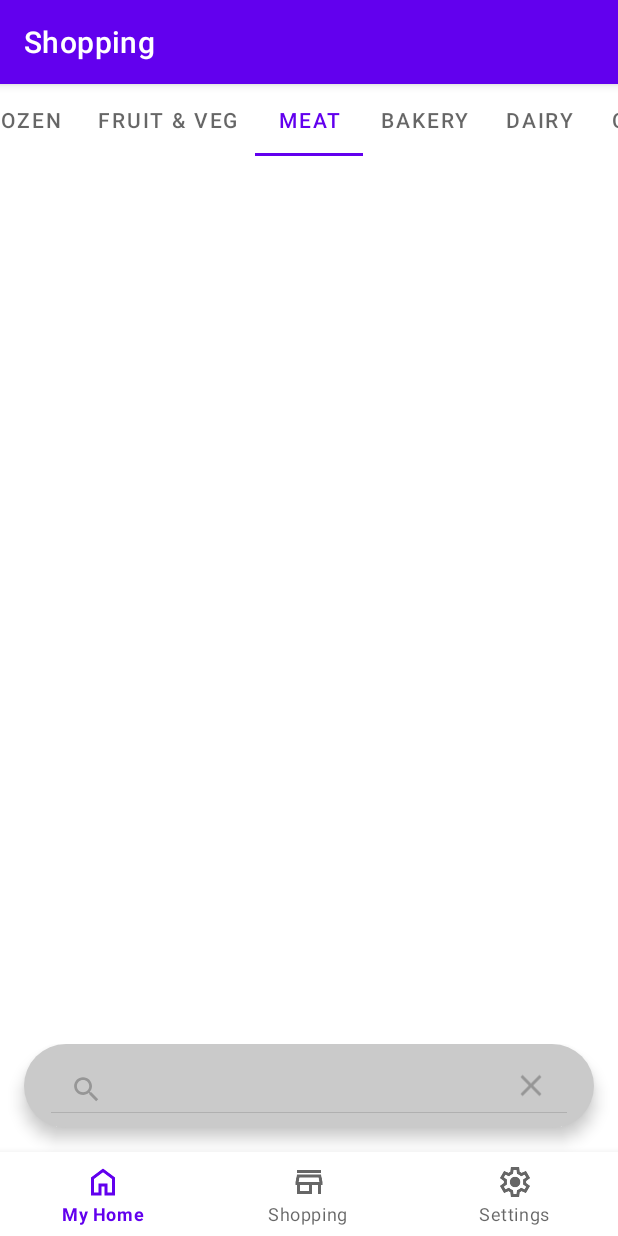
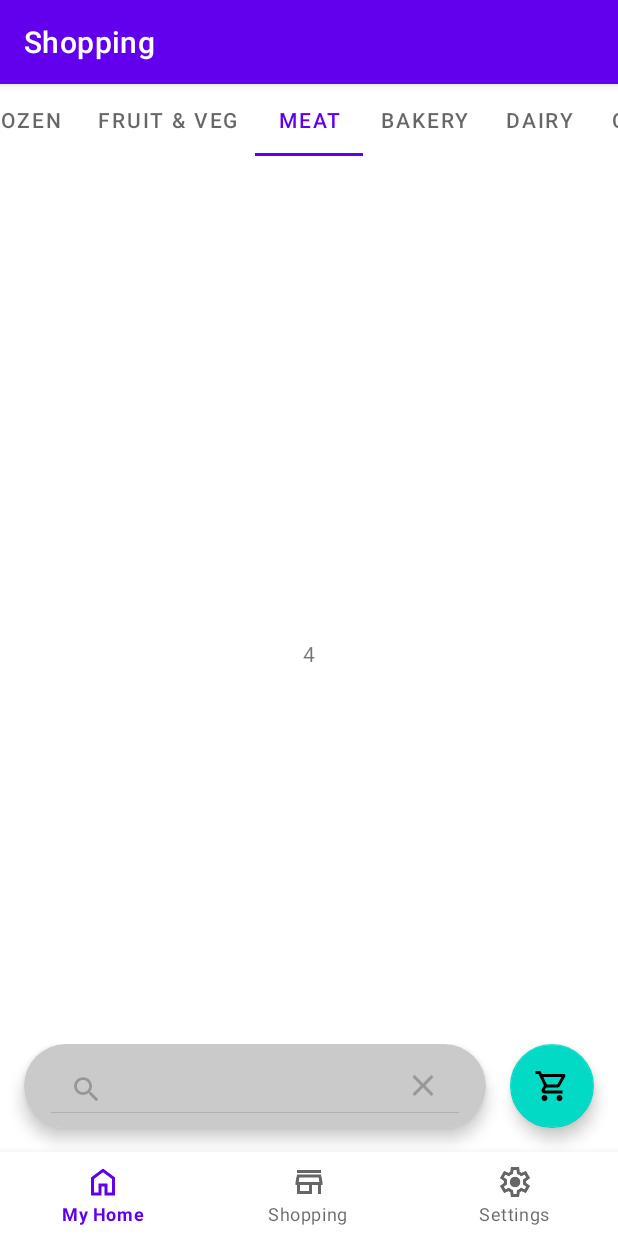
Before and after one commit to SEPP-SSH/Shared-Groceries, an Android app: the ShopFragment screen opened through its navigation route, after a tap on "Search", on a phone screen of 412 x 824 dp. Run offline under Robolectric (Android 15) with nearby library versions, the phone set to English and light mode, and no system bars; our stand-ins replace navigation-ui.

Commit message:
Started implementing the viewpager
Implemented basic version of the viewpager to swipe between item categories in the grocery browser

```diff
--- /dev/null
+++ b/Android/app/src/main/java/uk/co/xeiverse/ssh/ui/shop/CategoryFragment.java
@@ -0,0 +1,36 @@
+package uk.co.xeiverse.ssh.ui.shop;
+
+import android.os.Bundle;
+import android.view.LayoutInflater;
+import android.view.View;
+import android.view.ViewGroup;
+import android.widget.ArrayAdapter;
+import android.widget.ListView;
+import android.widget.TextView;
+
+import androidx.annotation.NonNull;
+import androidx.annotation.Nullable;
+import androidx.fragment.app.Fragment;
+
+import java.util.List;
+
+import uk.co.xeiverse.ssh.R;
+
+public class CategoryFragment extends Fragment {
+
+    public static final String ARG_OBJECT = "object";
+
+    @Nullable
+    @Override
+    public View onCreateView(@NonNull LayoutInflater inflater, @Nullable ViewGroup container,
+                             @Nullable Bundle savedInstanceState) {
+        return inflater.inflate(R.layout.tab_categories, container, false);
+    }
+
+    @Override
+    public void onViewCreated(@NonNull View view, @Nullable Bundle savedInstanceState) {
+        Bundle args = getArguments();
+        ((TextView) view.findViewById(R.id.text1))
+                .setText(Integer.toString(args.getInt(ARG_OBJECT)));
+    }
+}
--- /dev/null
+++ b/Android/app/src/main/java/uk/co/xeiverse/ssh/ui/shop/CategoryTabsAdapter.java
@@ -0,0 +1,38 @@
+package uk.co.xeiverse.ssh.ui.shop;
+
+import android.os.Bundle;
+
+import androidx.annotation.NonNull;
+import androidx.fragment.app.Fragment;
+import androidx.viewpager2.adapter.FragmentStateAdapter;
+
+import java.util.ArrayList;
+import java.util.List;
+
+public class CategoryTabsAdapter extends FragmentStateAdapter {
+
+    private List<String> categories = new ArrayList<>();
+
+    public CategoryTabsAdapter(@NonNull Fragment fragment, List<String> categories) {
+        super(fragment);
+
+        this.categories = categories;
+    }
+
+    @NonNull
+    @Override
+    public Fragment createFragment(int position) {
+        // Return a NEW fragment instance in createFragment(int).
+        Fragment fragment = new CategoryFragment();
+        Bundle args = new Bundle();
+        // The object is just an integer.
+        args.putInt(CategoryFragment.ARG_OBJECT, position + 1);
+        fragment.setArguments(args);
+        return fragment;
+    }
+
+    @Override
+    public int getItemCount() {
+        return categories.size();
+    }
+}
--- a/Android/app/src/main/java/uk/co/xeiverse/ssh/ui/shop/ShopFragment.java
+++ b/Android/app/src/main/java/uk/co/xeiverse/ssh/ui/shop/ShopFragment.java
@@ -8,17 +8,33 @@ import android.widget.SearchView;
 import android.widget.TextView;
 
 import androidx.annotation.NonNull;
+import androidx.annotation.Nullable;
 import androidx.fragment.app.Fragment;
 import androidx.lifecycle.ViewModelProvider;
+import androidx.viewpager2.adapter.FragmentStateAdapter;
+import androidx.viewpager2.widget.ViewPager2;
 
 import com.google.android.material.floatingactionbutton.FloatingActionButton;
 import com.google.android.material.tabs.TabLayout;
+import com.google.android.material.tabs.TabLayoutMediator;
 
+import java.util.ArrayList;
+import java.util.Arrays;
+import java.util.List;
+
+import uk.co.xeiverse.ssh.R;
 import uk.co.xeiverse.ssh.databinding.FragmentShopBinding;
 
 public class ShopFragment extends Fragment {
 
     private FragmentShopBinding binding;
+
+    private TabLayout tabLayout;
+    private FloatingActionButton viewTrolleyBtn;
+    private ViewPager2 viewPager;
+
+    private CategoryTabsAdapter categoryTabsAdapter;
+    private List<String> itemCategories;
 
     public View onCreateView(@NonNull LayoutInflater inflater,
                              ViewGroup container, Bundle savedInstanceState) {
@@ -28,33 +44,33 @@ public class ShopFragment extends Fragment {
         binding = FragmentShopBinding.inflate(inflater, container, false);
         View root = binding.getRoot();
 
-        TabLayout tabLayout = binding.tabLayout;
+        // Initialise UI elements
+        tabLayout = binding.tabLayout;
+        viewTrolleyBtn = binding.viewTrolleyIcon;
 
+        // Fetch categories from database
         String[] categories = {"OFFERS", "FROZEN", "FRUIT & VEG", "MEAT", "BAKERY", "DAIRY", "CLEANING", "PASTA & RICE"};
+        itemCategories = new ArrayList<>(Arrays.asList(categories));
 
-        for (String category : categories) {
-            tabLayout.addTab(tabLayout.newTab().setText(category));
-        }
-
-        FloatingActionButton fab = binding.viewTrolleyIcon;
-        SearchView searchView = binding.searchView;
-
-        searchView.setOnSearchClickListener(new View.OnClickListener() {
-            @Override
-            public void onClick(View view) {
-                fab.setVisibility(View.GONE);
-            }
-        });
-
-        searchView.setOnCloseListener(new SearchView.OnCloseListener() {
-            @Override
-            public boolean onClose() {
-                fab.setVisibility(View.VISIBLE);
-                return false;
-            }
+        // Set onclick listeners
+        viewTrolleyBtn.setOnClickListener(v -> {
+            // TODO: Navigate to trolley fragment
         });
 
         return root;
+    }
+
+    @Override
+    public void onViewCreated(@NonNull View view, @Nullable Bundle savedInstanceState) {
+        // Set up the viewpager and adapter
+        categoryTabsAdapter = new CategoryTabsAdapter(this, itemCategories);
+        viewPager = view.findViewById(R.id.viewPager);
+        viewPager.setAdapter(categoryTabsAdapter);
+
+        // Link the tabs to the view pager
+        new TabLayoutMediator(tabLayout, viewPager,
+                (tab, position) -> tab.setText(itemCategories.get(position))
+        ).attach();
     }
 
     @Override
--- /dev/null
+++ b/Android/app/src/main/res/layout/tab_categories.xml
@@ -0,0 +1,12 @@
+<?xml version="1.0" encoding="utf-8"?>
+<RelativeLayout xmlns:android="http://schemas.android.com/apk/res/android"
+    android:layout_width="match_parent"
+    android:layout_height="match_parent">
+
+    <TextView
+        android:id="@+id/text1"
+        android:layout_width="wrap_content"
+        android:layout_height="wrap_content"
+        android:layout_centerInParent="true" />
+
+</RelativeLayout>
```
